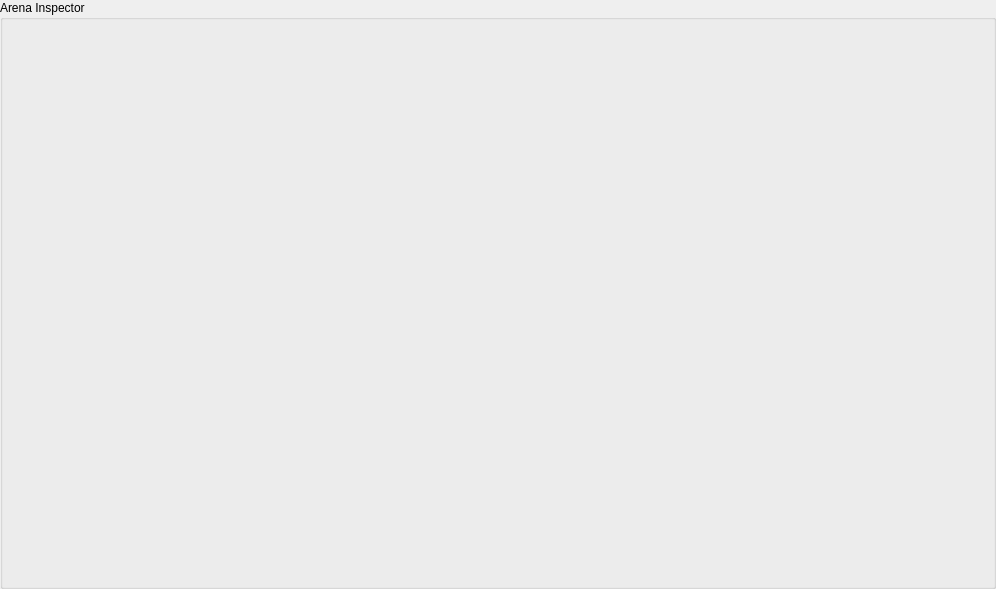
The window that resources/ui/ArenaInspector.ui (nicolasseznec/PROJ-H402_SkillWizard) describes before a commit, drawn with Qt 5.
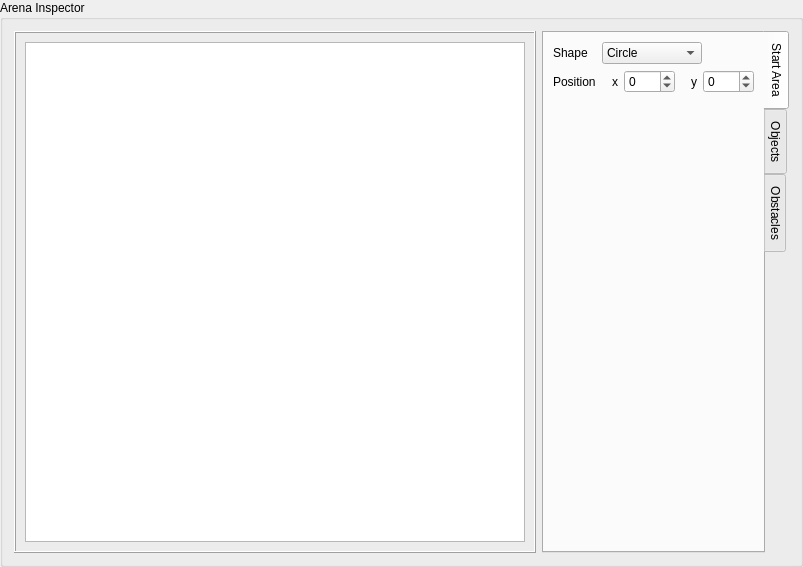
The same window after the commit.

Commit message: Added arena shape selection

The edit to the form file:
```diff
--- a/resources/ui/ArenaInspector.ui
+++ b/resources/ui/ArenaInspector.ui
@@ -6,8 +6,8 @@
    <rect>
     <x>0</x>
     <y>0</y>
-    <width>996</width>
-    <height>589</height>
+    <width>803</width>
+    <height>555</height>
    </rect>
   </property>
   <property name="windowTitle">
@@ -16,6 +16,191 @@
   <property name="title">
    <string>Arena Inspector</string>
   </property>
+  <layout class="QHBoxLayout" name="horizontalLayout">
+   <item>
+    <widget class="QFrame" name="frame">
+     <property name="sizePolicy">
+      <sizepolicy hsizetype="Preferred" vsizetype="Fixed">
+       <horstretch>0</horstretch>
+       <verstretch>0</verstretch>
+      </sizepolicy>
+     </property>
+     <property name="frameShape">
+      <enum>QFrame::Box</enum>
+     </property>
+     <property name="frameShadow">
+      <enum>QFrame::Raised</enum>
+     </property>
+     <layout class="QVBoxLayout" name="verticalLayout">
+      <item>
+       <widget class="QGraphicsView" name="graphicsView">
+        <property name="minimumSize">
+         <size>
+          <width>500</width>
+          <height>500</height>
+         </size>
+        </property>
+        <property name="maximumSize">
+         <size>
+          <width>500</width>
+          <height>500</height>
+         </size>
+        </property>
+        <property name="verticalScrollBarPolicy">
+         <enum>Qt::ScrollBarAlwaysOff</enum>
+        </property>
+        <property name="horizontalScrollBarPolicy">
+         <enum>Qt::ScrollBarAlwaysOff</enum>
+        </property>
+       </widget>
+      </item>
+     </layout>
+    </widget>
+   </item>
+   <item>
+    <widget class="QTabWidget" name="ArenaEditSettings">
+     <property name="tabPosition">
+      <enum>QTabWidget::East</enum>
+     </property>
+     <property name="currentIndex">
+      <number>0</number>
+     </property>
+     <widget class="QWidget" name="StartAreaSettings">
+      <attribute name="title">
+       <string>Start Area</string>
+      </attribute>
+      <layout class="QFormLayout" name="formLayout">
+       <item row="0" column="0">
+        <widget class="QLabel" name="label">
+         <property name="text">
+          <string>Shape</string>
+         </property>
+        </widget>
+       </item>
+       <item row="0" column="1">
+        <widget class="QComboBox" name="StartAreaShape">
+         <property name="maximumSize">
+          <size>
+           <width>100</width>
+           <height>16777215</height>
+          </size>
+         </property>
+         <item>
+          <property name="text">
+           <string>Circle</string>
+          </property>
+         </item>
+         <item>
+          <property name="text">
+           <string>Rectangle</string>
+          </property>
+         </item>
+        </widget>
+       </item>
+       <item row="1" column="0">
+        <widget class="QLabel" name="label_2">
+         <property name="text">
+          <string>Position</string>
+         </property>
+        </widget>
+       </item>
+       <item row="1" column="1">
+        <widget class="QWidget" name="widget" native="true">
+         <layout class="QHBoxLayout" name="horizontalLayout_2">
+          <property name="leftMargin">
+           <number>0</number>
+          </property>
+          <property name="topMargin">
+           <number>0</number>
+          </property>
+          <property name="rightMargin">
+           <number>0</number>
+          </property>
+          <property name="bottomMargin">
+           <number>0</number>
+          </property>
+          <item>
+           <widget class="QLabel" name="label_3">
+            <property name="sizePolicy">
+             <sizepolicy hsizetype="Preferred" vsizetype="Preferred">
+              <horstretch>1</horstretch>
+              <verstretch>0</verstretch>
+             </sizepolicy>
+            </property>
+            <property name="text">
+             <string>x</string>
+            </property>
+            <property name="alignment">
+             <set>Qt::AlignRight|Qt::AlignTrailing|Qt::AlignVCenter</set>
+            </property>
+           </widget>
+          </item>
+          <item>
+           <widget class="QSpinBox" name="StartAreaX">
+            <property name="sizePolicy">
+             <sizepolicy hsizetype="Minimum" vsizetype="Fixed">
+              <horstretch>2</horstretch>
+              <verstretch>0</verstretch>
+             </sizepolicy>
+            </property>
+            <property name="minimum">
+             <number>-250</number>
+            </property>
+            <property name="value">
+             <number>0</number>
+            </property>
+           </widget>
+          </item>
+          <item>
+           <widget class="QLabel" name="label_4">
+            <property name="sizePolicy">
+             <sizepolicy hsizetype="Preferred" vsizetype="Preferred">
+              <horstretch>1</horstretch>
+              <verstretch>0</verstretch>
+             </sizepolicy>
+            </property>
+            <property name="text">
+             <string>y</string>
+            </property>
+            <property name="alignment">
+             <set>Qt::AlignRight|Qt::AlignTrailing|Qt::AlignVCenter</set>
+            </property>
+           </widget>
+          </item>
+          <item>
+           <widget class="QSpinBox" name="StartAreaY">
+            <property name="sizePolicy">
+             <sizepolicy hsizetype="Minimum" vsizetype="Fixed">
+              <horstretch>2</horstretch>
+              <verstretch>0</verstretch>
+             </sizepolicy>
+            </property>
+            <property name="minimum">
+             <number>-250</number>
+            </property>
+            <property name="maximum">
+             <number>250</number>
+            </property>
+           </widget>
+          </item>
+         </layout>
+        </widget>
+       </item>
+      </layout>
+     </widget>
+     <widget class="QWidget" name="tab_2">
+      <attribute name="title">
+       <string>Objects</string>
+      </attribute>
+     </widget>
+     <widget class="QWidget" name="tab">
+      <attribute name="title">
+       <string>Obstacles</string>
+      </attribute>
+     </widget>
+    </widget>
+   </item>
+  </layout>
  </widget>
  <resources/>
  <connections/>
```
The commit also changes 2 other files.
